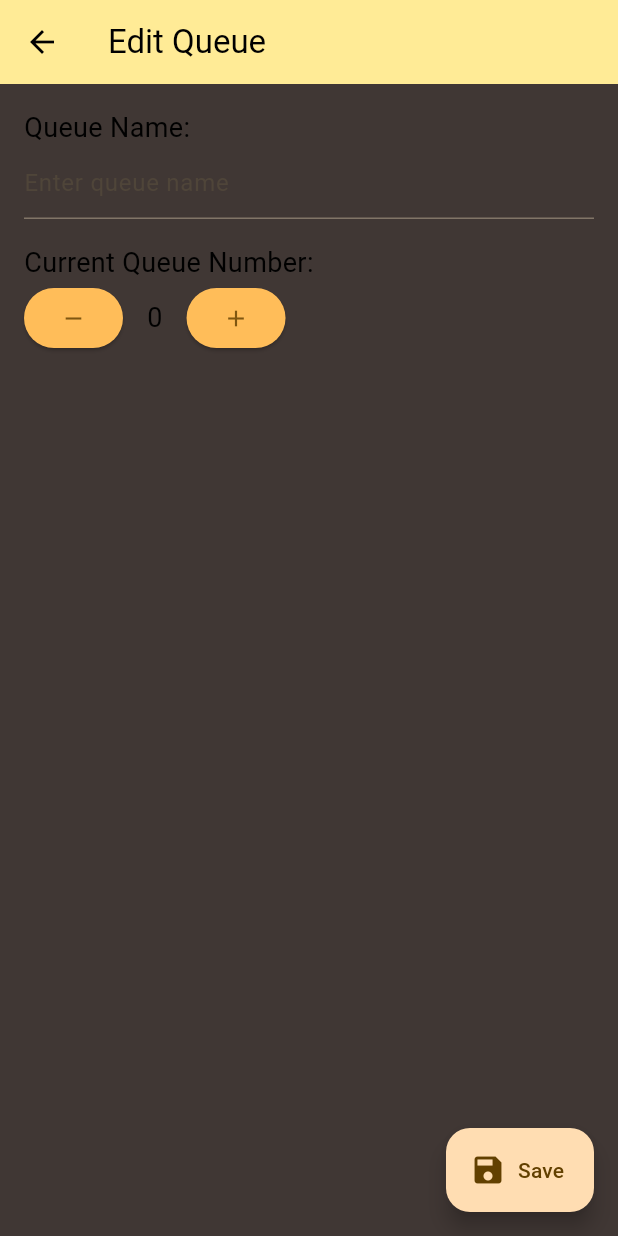
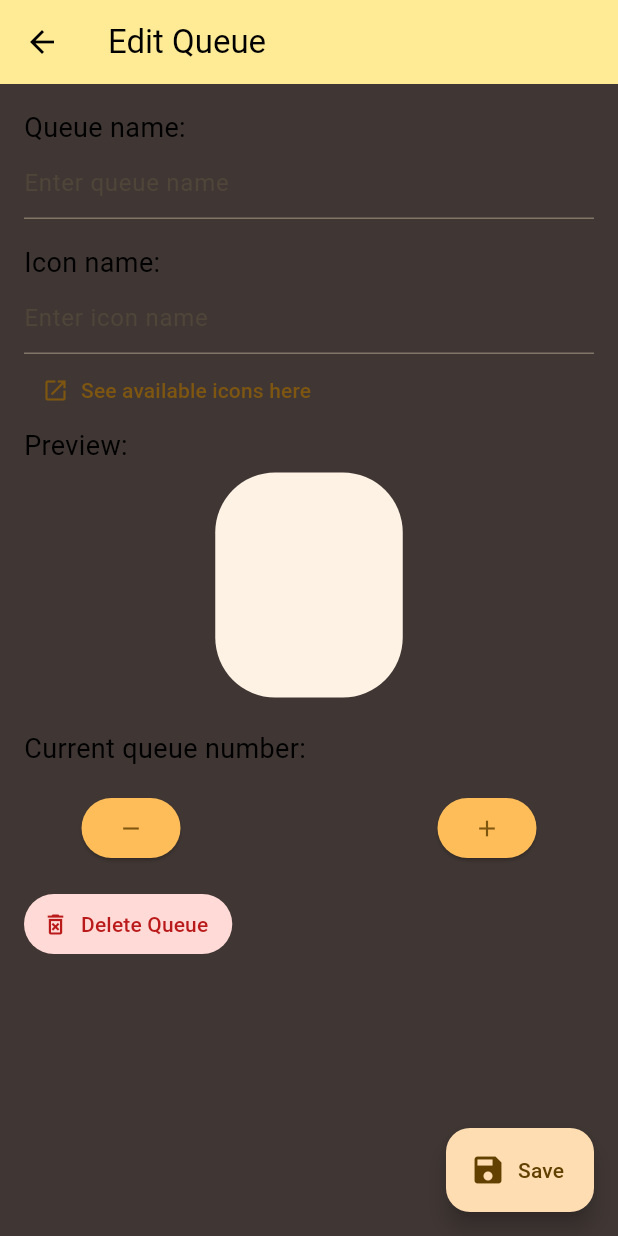
Before and after one commit to jcmsj/lineup_guru_workspace, a Flutter app: the EditQueueScreen screen opened directly, on a phone screen of 412 x 824 dp. Run offline on Flutter 3.47's test engine with Material 2 defaults, Android fonts, the phone set to English and light mode, and no system bars; our stand-ins replace circle_nav_bar, fluttertoast; missing offline and left inert: qr_code_scanner; network calls fail; statements that could not run were skipped.

Commit message:
Feat: Expand editor features, admin homepage list is now polled, adjust server endpoints

```diff
--- a/client/lib/main.dart
+++ b/client/lib/main.dart
@@ -116,7 +116,6 @@ class ServiceCard extends StatelessWidget {
         borderRadius: BorderRadius.circular(40.0),
       ),
       child: SizedBox(
-        height: 150.0, // Adjust the height here
         child: Column(
           mainAxisAlignment: MainAxisAlignment.center,
           children: [
--- a/client/pubspec.yaml
+++ b/client/pubspec.yaml
@@ -49,7 +49,7 @@ dev_dependencies:
   # activated in the `analysis_options.yaml` file located at the root of your
   # package. See that file for information about deactivating specific lint
   # rules and activating additional ones.
-  flutter_lints: ^2.0.0
+  flutter_lints: ^3.0.0
 
 # For information on the generic Dart part of this file, see the
 # following page: https://dart.dev/tools/pub/pubspec
--- /dev/null
+++ b/client_admin/lib/add_queue.dart
@@ -0,0 +1,45 @@
+import 'package:flutter/material.dart';
+import 'package:http/http.dart' as http;
+import 'package:provider/provider.dart';
+import 'queue_list.dart';
+import 'second_route.dart';
+import 'server_url_widget.dart';
+
+class AddQueueBtn extends StatelessWidget {
+  const AddQueueBtn({
+    super.key,
+  });
+
+  @override
+  Widget build(BuildContext context) {
+    return FloatingActionButton(
+      onPressed: () {
+        final serverUrl =
+            Provider.of<ServerUrlNotifier>(context, listen: false).serverUrl;
+        const name = 'Untitled';
+        addUntitledQueue(serverUrl, name).then((success) {
+          if (!success) {
+            return;
+          }
+          fetchQueue(serverUrl, name).then((queue) {
+            Provider.of<QueueNotifier>(context, listen: false).setQueue(queue);
+            Navigator.pushNamed(context, "/editor");
+          });
+        });
+      },
+      backgroundColor: const Color.fromARGB(255, 255, 189, 89),
+      child: const Icon(Icons.add),
+    );
+  }
+}
+
+Future<bool> addUntitledQueue(String url, String name) async {
+  final response = await http.post(
+    Uri.parse('$url/create'),
+    body: {
+      'name': name,
+    },
+  );
+  print(response.body);
+  return response.statusCode == 200;
+}
--- a/client_admin/lib/edit_queue.dart
+++ b/client_admin/lib/edit_queue.dart
@@ -1,12 +1,14 @@
 import 'package:flutter/material.dart';
 import 'package:http/http.dart' as http;
+import 'package:provider/provider.dart';
+import 'package:fluttertoast/fluttertoast.dart';
+import 'package:url_launcher/url_launcher.dart';
+import 'main.dart';
 import 'second_route.dart';
-import 'package:provider/provider.dart';
 import 'server_url_widget.dart';
-import 'package:fluttertoast/fluttertoast.dart';
 
 class EditQueueScreen extends StatefulWidget {
-  const EditQueueScreen({Key? key}) : super(key: key);
+  const EditQueueScreen({super.key});
 
   @override
   _EditQueueScreenState createState() => _EditQueueScreenState();
@@ -14,6 +16,8 @@ class EditQueueScreen extends StatefulWidget {
 
 class _EditQueueScreenState extends State<EditQueueScreen> {
   final _queueNameController = TextEditingController();
+  final _iconNameController =
+      TextEditingController(); // added icon name controller
   int _queueCurrent = 0;
 
   @override
@@ -22,12 +26,15 @@ class _EditQueueScreenState extends State<EditQueueScreen> {
     // set the queue name and current number from the queueNotifier
     final queueNotifier = Provider.of<QueueNotifier>(context, listen: false);
     _queueNameController.text = queueNotifier.queue!.name;
+    _iconNameController.text =
+        queueNotifier.queue!.iconName; // set the icon name controller
     _queueCurrent = queueNotifier.queue!.current;
   }
 
   // Create a updateQueue method
   Future<void> updateQueue() async {
     final newName = _queueNameController.text;
+    final newIconName = _iconNameController.text; // get the new icon name
     final queueNotifier = Provider.of<QueueNotifier>(context, listen: false);
     final serverUrl =
         Provider.of<ServerUrlNotifier>(context, listen: false).serverUrl;
@@ -36,7 +43,7 @@ class _EditQueueScreenState extends State<EditQueueScreen> {
       body: {
         'name': newName,
         'current': _queueCurrent.toString(),
-        'icon': queueNotifier.queue!.iconName,
+        'icon': newIconName, // add the new icon name to the request body
         'last_position': queueNotifier.queue!.lastPosition.toString(),
         'created_at': queueNotifier.queue!.createdAt.toString(),
       },
@@ -67,39 +74,158 @@ class _EditQueueScreenState extends State<EditQueueScreen> {
           appBar: AppBar(
             title: const Text('Edit Queue'),
           ),
-          floatingActionButton: (_queueCurrent == model.queue?.current)
-              // || (_queueNameController.text == model.queue?.name)
-              ? null
-              : FloatingActionButton.extended(
-                  onPressed: updateQueue,
-                  label: const Text('Save'),
-                  icon: const Icon(Icons.save),
-                ),
+          floatingActionButton: saveBtn(),
           body: Padding(
             padding: const EdgeInsets.all(16.0),
             child: Column(
               crossAxisAlignment: CrossAxisAlignment.start,
               children: [
-                const Text(
-                  'Queue Name:',
-                  style: TextStyle(fontSize: 18, color: Colors.black),
-                ),
-                TextField(
-                  style: const TextStyle(color: Colors.black),
-                  controller: _queueNameController,
-                  decoration: const InputDecoration(
-                    hintText: 'Enter queue name',
+                text("Queue name:"),
+                inputQueueName(),
+                space(),
+                text("Icon name:"), // add the icon name text field
+                inputIconName(),
+                seeAvailable(),
+                text("Preview:"),
+                Row(
+                  mainAxisAlignment: MainAxisAlignment.center,
+                  children: [
+                    SizedBox(
+                      width: 175,
+                      child: Expanded(
+                        child: ServiceCard(
+                          _queueNameController.text,
+                          _iconNameController.text,
                         ),
                       ),
-                const SizedBox(height: 16),
-                const Text(
-                  'Current Queue Number:',
-                  style: TextStyle(fontSize: 18, color: Colors.black),
                     ),
-                const SizedBox(width: 16),
-                Row(
+                  ],
+                ),
+                space(),
+                text('Current queue number:'),
+                space(),
+                positionControls(context),
+                space(),
+                deleteBtn(model, server, context),
+              ],
+            ),
+          ),
+        );
+      },
+    );
+  }
+
+  TextButton deleteBtn(
+      QueueNotifier model, ServerUrlNotifier server, BuildContext context) {
+    return TextButton.icon(
+        onPressed: () {
+          if (model.queue == null) {
+            return;
+          }
+          showDialog(
+            context: context,
+            builder: (BuildContext context) {
+              return AlertDialog(
+                title: const Text("Confirm Delete"),
+                content: Text(
+                    "Are you sure you want to delete this queue '${model.queue!.name}'?"),
+                actions: <Widget>[
+                  TextButton(
+                    onPressed: () => Navigator.pop(context),
+                    // emphasize the cancel button
+                    style: TextButton.styleFrom(
+                      foregroundColor: Theme.of(context).colorScheme.primary,
+                      backgroundColor:
+                          Theme.of(context).colorScheme.primaryContainer,
+                    ),
+                    child: const Text("Cancel"),
+                  ),
+                  TextButton(
+                      // style: TextButton.styleFrom(
+                      //   foregroundColor: Theme.of(context).colorScheme.error,
+                      //   backgroundColor:
+                      //       Theme.of(context).colorScheme.errorContainer,
+                      // ),
+                      onPressed: () {
+                        http
+                            .delete(Uri.parse(
+                                '${server.serverUrl}/queue/${model.queue!.id}'))
+                            .then(
+                          (response) {
+                            // remove the dialog and editor screen
+                            Navigator.pop(context);
+                            Navigator.pop(context);
+                          },
+                        );
+                      },
+                      child: const Text("Delete"))
+                ],
+              );
+            },
+          );
+        },
+        icon: const Icon(Icons.delete_forever_outlined),
+        label: const Text("Delete Queue"),
+        style: TextButton.styleFrom(
+          foregroundColor: Theme.of(context).colorScheme.error,
+          backgroundColor: Theme.of(context).colorScheme.errorContainer,
+        ));
+  }
+
+  TextButton seeAvailable() {
+    return TextButton.icon(
+        onPressed: () {
+          final Uri _url = Uri.parse(
+              'https://api.flutter.dev/flutter/material/Icons-class.html#constants');
+          launchUrl(_url);
+        },
+        icon: const Icon(Icons.open_in_new),
+        label: const Text("See available icons here"));
+  }
+
+  Text text(String data) {
+    return Text(
+      data,
+      style: const TextStyle(
+        fontSize: 18,
+        color: Colors.black,
+      ),
+    );
+  }
+
+  SizedBox space() {
+    return const SizedBox(height: 16);
+  }
+
+  Row positionControls(BuildContext context) {
+    return Row(
+      mainAxisAlignment: MainAxisAlignment.spaceAround,
       children: [
-                    ElevatedButton(
+        previousNumberBtn(context),
+        Text(
+          '$_queueCurrent',
+          style: Theme.of(context).textTheme.headlineLarge!.copyWith(
+                color: Theme.of(context).cardColor,
+              ),
+        ),
+        nextNumberBtn(context),
+      ],
+    );
+  }
+
+  // add the inputIconName method
+  TextField inputIconName() {
+    return TextField(
+        style: const TextStyle(color: Colors.black),
+        controller: _iconNameController,
+        decoration: const InputDecoration(
+          hintText: 'Enter icon name',
+        ),
+        onChanged: forceRebuild);
+  }
+
+  ElevatedButton previousNumberBtn(BuildContext context) {
+    return ElevatedButton(
       onPressed: () {
         setState(() {
           _queueCurrent--;
@@ -108,14 +234,11 @@ class _EditQueueScreenState extends State<EditQueueScreen> {
       style: ElevatedButton.styleFrom(
           backgroundColor: Theme.of(context).primaryColor),
       child: const Icon(Icons.remove),
-                    ),
-                    const SizedBox(width: 16),
-                    Text(
-                      _queueCurrent.toString(),
-                      style: const TextStyle(fontSize: 18, color: Colors.black),
-                    ),
-                    const SizedBox(width: 16),
-                    ElevatedButton(
+    );
+  }
+
+  ElevatedButton nextNumberBtn(BuildContext context) {
+    return ElevatedButton(
       onPressed: () {
         setState(() {
           _queueCurrent++;
@@ -124,14 +247,37 @@ class _EditQueueScreenState extends State<EditQueueScreen> {
       style: ElevatedButton.styleFrom(
           backgroundColor: Theme.of(context).primaryColor),
       child: const Icon(Icons.add),
-                    ),
-                  ],
-                ),
-              ],
-            ),
-          ),
-        );
-      },
     );
   }
+
+  TextField inputQueueName() {
+    return TextField(
+        style: const TextStyle(color: Colors.black),
+        controller: _queueNameController,
+        decoration: const InputDecoration(
+          hintText: 'Enter queue name',
+        ),
+        onChanged: forceRebuild);
   }
+
+  // Used to update the screen since TextFields with controllers dont rebuild
+  void forceRebuild(String _) {
+    setState(() {});
+  }
+
+  Consumer<QueueNotifier> saveBtn() {
+    return Consumer(builder: (context, QueueNotifier model, child) {
+      if (_queueNameController.text == model.queue?.name &&
+          _iconNameController.text == model.queue?.iconName &&
+          _queueCurrent == model.queue?.current) {
+        return const Text('');
+      }
+
+      return FloatingActionButton.extended(
+        onPressed: updateQueue,
+        label: const Text('Save'),
+        icon: const Icon(Icons.save),
+      );
+    });
+  }
+}
--- a/client_admin/pubspec.yaml
+++ b/client_admin/pubspec.yaml
@@ -40,6 +40,7 @@ dependencies:
   qr_code_scanner: ^1.0.1
   circle_nav_bar: ^2.0.1+1
   fluttertoast: ^8.2.2
+  url_launcher: ^6.2.1
 
 dev_dependencies:
   flutter_test:
@@ -50,7 +51,7 @@ dev_dependencies:
   # activated in the `analysis_options.yaml` file located at the root of your
   # package. See that file for information about deactivating specific lint
   # rules and activating additional ones.
-  flutter_lints: ^2.0.0
+  flutter_lints: ^3.0.0
 
 # For information on the generic Dart part of this file, see the
 # following page: https://dart.dev/tools/pub/pubspec
--- /dev/null
+++ b/lib/ShopQueue.dart
@@ -0,0 +1,27 @@
+class ShopQueue {
+  final int id;
+  final String name;
+  final int current;
+  final int lastPosition;
+  final String createdAt;
+  final String iconName;
+  ShopQueue({
+    required this.id,
+    required this.name,
+    required this.createdAt,
+    required this.current,
+    required this.lastPosition,
+    required this.iconName,
+  });
+
+  factory ShopQueue.fromJson(Map<String, dynamic> json) {
+    return ShopQueue(
+      id: json['id'],
+      name: json['name'],
+      createdAt: json['created_at'],
+      current: json['current'],
+      lastPosition: json['last_position'],
+      iconName: json['icon'],
+    );
+  }
+}
```
Also changed, not shown: client_admin/lib/main.dart (+13 -9 lines), client_admin/lib/queue_list.dart (+60 -15 lines), client/pubspec.lock, client_admin/pubspec.lock, 10 other files. Lines whose indentation alone changed are shown as unchanged.
